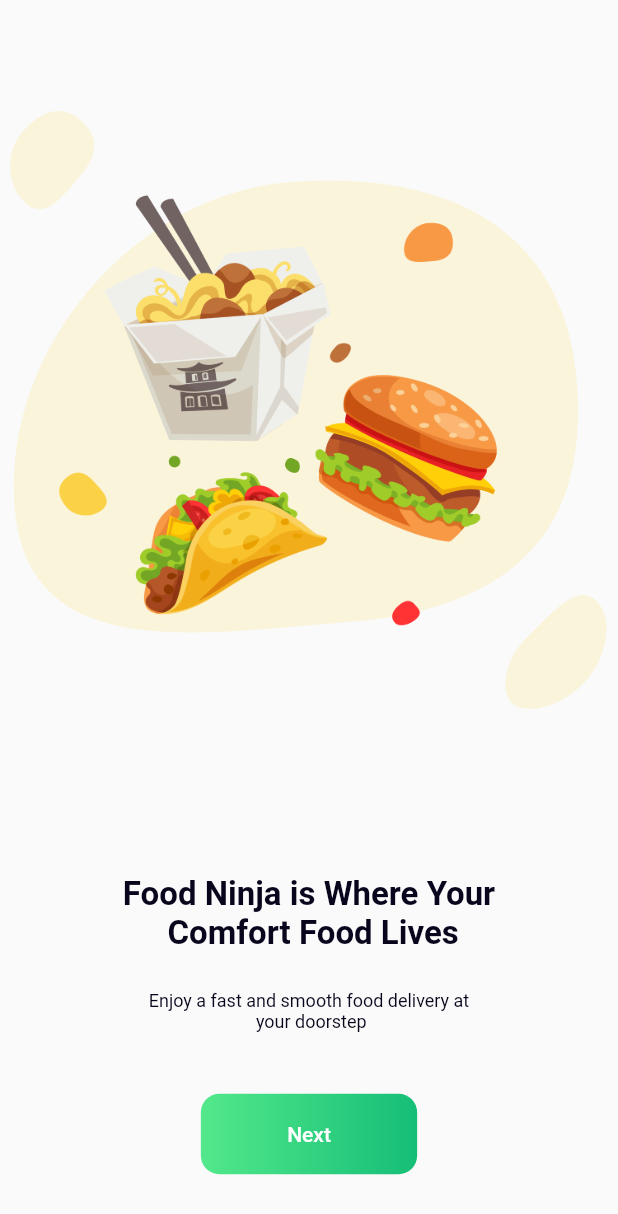
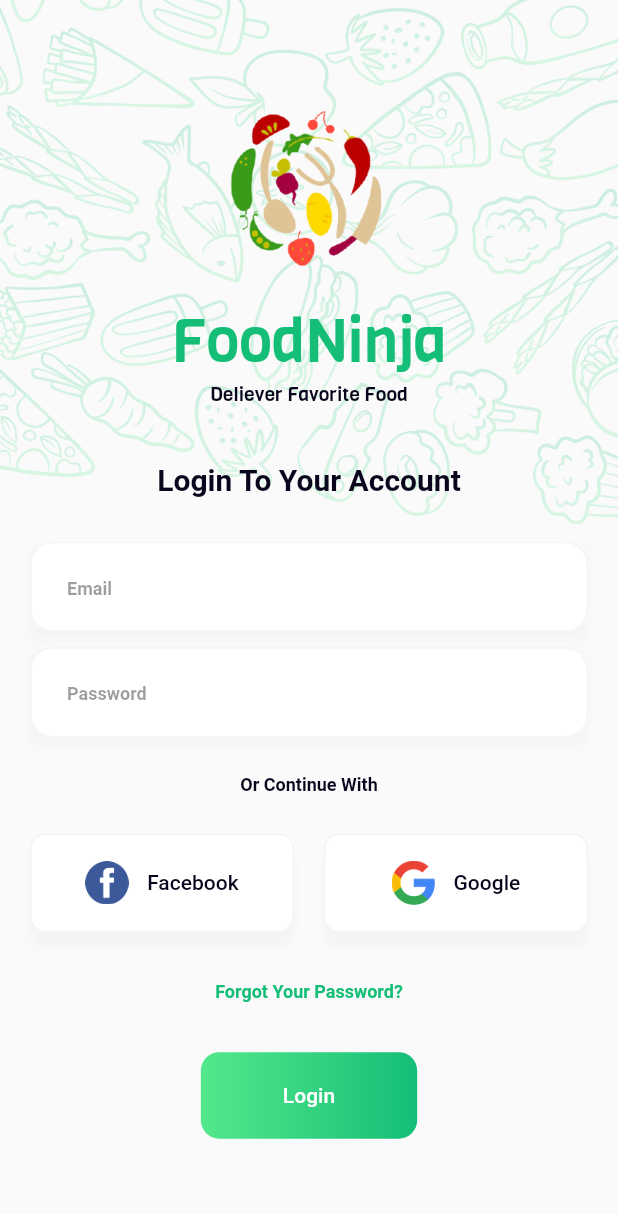
Before and after one commit to VicEmmanuel/food_ninja, a Flutter app: the OnboardingScreen2 screen opened directly, after a tap on "Next", on a phone screen of 412 x 824 dp. Shown: the top 1214 px of the screen. Run offline on Flutter 3.47's test engine with Material 2 defaults, Android fonts, the phone set to English and light mode, and no system bars; our stand-ins replace flutter_phoenix, shared_preferences; accounts and stored records are empty; Roboto replaces fonts that are missing (Benton Sans Book); statements that could not run were skipped.

Commit message:
completed SignIn Screen UI

```diff
--- a/lib/auth/sign_in_screen.dart
+++ b/lib/auth/sign_in_screen.dart
@@ -0,0 +1,276 @@
+import 'package:flutter/material.dart';
+import 'package:food_ninja/constants/app_colors.dart';
+import 'package:food_ninja/constants/assets_string.dart';
+import 'package:food_ninja/utils/styles.dart';
+import 'package:food_ninja/widgets/buttons.dart';
+import 'package:food_ninja/widgets/form_fields.dart';
+
+class SignInScreen extends StatefulWidget {
+  const SignInScreen({super.key});
+
+  @override
+  State<SignInScreen> createState() => _SignInScreenState();
+}
+
+class _SignInScreenState extends State<SignInScreen> {
+  final GlobalKey<FormState> FormKey = GlobalKey<FormState>();
+
+  final emailController = TextEditingController();
+  final phoneController = TextEditingController();
+  final passwordController = TextEditingController();
+  passwordFormField(deviceH, deviceW) {
+    return Container(
+      decoration: BoxDecoration(boxShadow: [
+        BoxShadow(
+          color: AppColors.grey,
+          offset: const Offset(
+            0,
+            5,
+          ),
+          blurRadius: 5.0,
+          spreadRadius: 0,
+        ),
+      ]),
+      child: TextFormField(
+        style: kTextStyle,
+        controller: passwordController,
+        showCursor: true,
+        cursorColor: AppColors.green,
+        validator: (value) {
+          if (value!.isEmpty) {
+            return "";
+          } else {
+            return null;
+          }
+        },
+        decoration: InputDecoration(
+            enabled: true,
+            filled: true,
+            fillColor: Colors.white,
+            contentPadding: EdgeInsets.fromLTRB(deviceW * 0.06, deviceH * 0.025,
+                deviceW * 0.06, deviceH * 0.025),
+            hintText: "Password",
+            hintStyle: kTextStyle.copyWith(
+                fontSize: 12,
+                color: AppColors.greyText.withOpacity(0.5),
+                fontWeight: FontWeight.w600),
+            // suffixIcon: isChecked == false
+            //     ? const Icon(null)
+            //     : const Icon(
+            //         Icons.done,
+            //         color: AppColors.green,
+            //       ),
+            enabledBorder: OutlineInputBorder(
+                borderSide: const BorderSide(
+                  color: AppColors.grey,
+                  width: 1,
+                ),
+                borderRadius: BorderRadius.circular(15)),
+            floatingLabelStyle: kTextStyle.copyWith(
+                color: Colors.white, fontSize: 18, fontWeight: FontWeight.w300),
+            focusedBorder: OutlineInputBorder(
+              borderSide: BorderSide(color: AppColors.grey, width: 1),
+              borderRadius: BorderRadius.circular(10),
+            ),
+            errorBorder: OutlineInputBorder(
+              borderSide: BorderSide(
+                width: 1,
+                color: AppColors.grey,
+              ),
+              borderRadius: BorderRadius.circular(10),
+            ),
+            focusedErrorBorder: OutlineInputBorder(
+              borderSide: BorderSide(
+                width: 1,
+                color: AppColors.grey,
+              ),
+              borderRadius: BorderRadius.circular(50),
+            )),
+      ),
+    );
+  }
+
+  FormField(deviceH, deviceW) {
+    return Form(
+      key: FormKey,
+      child: Column(
+        children: [
+          EmailFormField(controller: emailController),
+          SizedBox(
+            height: 10,
+          ),
+          passwordFormField(deviceH, deviceW),
+        ],
+      ),
+    );
+  }
+
+  socialButtons(deviceH, deviceW,
+      {required String title,
+      required String imagePath,
+      required VoidCallback onTap}) {
+    return GestureDetector(
+      onTap: onTap,
+      child: Container(
+          padding: EdgeInsets.symmetric(horizontal: deviceW * 0.01),
+          height: deviceH * 0.08,
+          width: deviceW / 2.5,
+          decoration: BoxDecoration(
+              borderRadius: BorderRadius.circular(10),
+              color: Colors.white,
+              border: Border.all(
+                color: AppColors.grey,
+                width: 1,
+              ),
+              boxShadow: [
+                BoxShadow(
+                  color: AppColors.grey,
+                  offset: const Offset(
+                    0,
+                    10,
+                  ),
+                  blurRadius: 5.0,
+                  spreadRadius: 0,
+                ),
+              ]),
+          child: Center(
+              child: FittedBox(
+            child: Row(
+                //mainAxisAlignment: MainAxisAlignment.spaceBetween,
+                children: [
+                  Image.asset(
+                    imagePath,
+                    width: deviceH * 0.035,
+                  ),
+                  SizedBox(
+                    width: deviceW * 0.03,
+                  ),
+                  Text(
+                    '$title',
+                    style: kTextStyle.copyWith(
+                        color: AppColors.blackText,
+                        fontSize: 14,
+                        fontWeight: FontWeight.w500),
+                  ),
+                ]),
+          ))),
+    );
+  }
+
+  submitButton(){
+    return AppSmallButtons(title: "Login", onTap: (){});
+  }
+
+  @override
+  Widget build(BuildContext context) {
+    final deviceH = MediaQuery.of(context).size.height;
+    final deviceW = MediaQuery.of(context).size.width;
+    return Scaffold(
+      body: Stack(
+        children: [
+          Image.asset(
+            LightTheme.patternImage,
+          ),
+          Padding(
+            padding: EdgeInsets.only(top: deviceH * 0.064, left: 20, right: 20),
+            child: SingleChildScrollView(
+              child: Column(
+                crossAxisAlignment: CrossAxisAlignment.center,
+                children: [
+                  Center(
+                    child: Image.asset(
+                      LightTheme.logoIcon,
+                      width: deviceH*0.2,
+                    ),
+                  ),
+                  SizedBox(
+                    height: deviceH*0.02,
+                  ),
+                  const Text(
+                    'FoodNinja',
+                    style: TextStyle(
+                        color: AppColors.green,
+                        fontSize: 40,
+                        fontFamily: 'Viga Regular',
+                        fontWeight: FontWeight.w400),
+                  ),
+                  const Text(
+                    'Deliever Favorite Food',
+                    style: TextStyle(
+                        color: AppColors.blackText,
+                        fontSize: 13,
+                        fontFamily: 'Viga Regular',
+                        fontWeight: FontWeight.w400),
+                  ),
+                  SizedBox(
+                    height:  deviceH*0.045,
+                  ),
+                  Text(
+                    'Login To Your Account',
+                    style: kTextStyle.copyWith(
+                        color: AppColors.blackText,
+                        fontSize: 20,
+                        fontWeight: FontWeight.w600),
+                  ),
+                  SizedBox(
+                    height: 30,
+                  ),
+                  FormField(deviceH, deviceW),
+                  SizedBox(
+                    height: 25,
+                  ),
+                  Text(
+                    'Or Continue With',
+                    style: kTextStyle.copyWith(
+                        color: AppColors.blackText,
+                        fontSize: 12,
+                        fontWeight: FontWeight.w600),
+                  ),
+                  SizedBox(
+                    height: 25,
+                  ),
+                  Row(
+                    // mainAxisAlignment: MainAxisAlignment.spaceBetween,
+                    children: [
+                      Expanded(
+                        child: socialButtons(deviceH, deviceW,
+                            title: 'Facebook',
+                            imagePath: LightTheme.facebookIcon,
+                            onTap: () {}),
+                      ),
+                      SizedBox(
+                        width: 20,
+                      ),
+                      Expanded(
+                          child: socialButtons(deviceH, deviceW,
+                              title: 'Google',
+                              imagePath: LightTheme.googleIcon,
+                              onTap: () {})),
+                    ],
+                  ),
+                  SizedBox(
+                    height: deviceH * 0.04,
+                  ),
+                  Text(
+                    'Forgot Your Password?',
+                    style: kTextStyle.copyWith(
+                        color: AppColors.green,
+                        fontSize: 12,
+                        fontWeight: FontWeight.w600),
+                  ),
+                  SizedBox(
+                    height: deviceH * 0.04
+                  ),
+                  submitButton(),
+                  // SizedBox(
+                  //   height: deviceH * 0.01,
+                  // ),
+                ],
+              ),
+            ),
+          )
+        ],
+      ),
+    );
+  }
+}
--- a/lib/constants/app_colors.dart
+++ b/lib/constants/app_colors.dart
@@ -9,6 +9,7 @@ class AppColors {
   static const Color blackTheme = Color(0xFF0D0D0D);
   static const Color blackText  = Color(0xFF09051C);
   static const Color grey = Color(0xFFF4F4F4);
+  static const Color greyText = Color(0xFF3B3B3B);
   static const Color whiteCustom = Color(0xFFFEFEFF);
   static const Color greenDark = Color(0xFF068246);
 
--- a/lib/constants/assets_string.dart
+++ b/lib/constants/assets_string.dart
@@ -8,6 +8,12 @@ class LightTheme {
   static String patternImage = "assets/images/patternImage.png";
   static String patternImage2 = "assets/images/patternImage2.png";
   static String successIcon = "assets/images/successIcon.png";
+  static String facebookIcon = "assets/images/facebookIcon.png";
+  static String googleIcon = "assets/images/googleIcon.png";
+  static String lockIcon = "assets/images/lockIcon.png";
+  static String messageIcon = "assets/images/messageIcon.png";
+  static String profileIcon = "assets/images/profileIcon.png";
+  static String showIcon = "assets/images/showIcon.png";
 }
 
 class DarkTheme {}
--- a/lib/constants/strings.dart
+++ b/lib/constants/strings.dart
@@ -0,0 +1 @@
+const String appName = "FoodNinja";
--- a/lib/onboarding/onboarding_screen_2.dart
+++ b/lib/onboarding/onboarding_screen_2.dart
@@ -1,6 +1,8 @@
 import 'package:flutter/material.dart';
+import 'package:food_ninja/auth/sign_in_screen.dart';
 import 'package:food_ninja/constants/app_colors.dart';
 import 'package:food_ninja/constants/assets_string.dart';
+import 'package:food_ninja/utils/navigators.dart';
 import 'package:food_ninja/utils/styles.dart';
 import 'package:food_ninja/widgets/buttons.dart';
 
@@ -50,7 +52,9 @@ class _OnboardingScreen2State extends State<OnboardingScreen2> {
                 SizedBox(
                   height: deviceH*0.05,
                 ),
-                AppSmallButtons(title: 'Next', onTap: () {})
+                AppSmallButtons(title: 'Next', onTap: () {
+                  navigatePush(context, SignInScreen());
+                })
               ],
             ),
           )
--- a/lib/widgets/buttons.dart
+++ b/lib/widgets/buttons.dart
@@ -14,7 +14,7 @@ class AppSmallButtons extends StatelessWidget {
     return GestureDetector(
       onTap: onTap,
       child: Container(
-        height: deviceH*0.065,
+        height: deviceH*0.07,
         width: deviceW*0.35,
         decoration: BoxDecoration(
             // color: Colors.red,
--- /dev/null
+++ b/lib/widgets/form_fields.dart
@@ -0,0 +1,132 @@
+import 'package:flutter/material.dart';
+import 'package:food_ninja/constants/app_colors.dart';
+import 'package:food_ninja/utils/styles.dart';
+
+class EmailFormField extends StatefulWidget {
+  // final String hintText;
+  final TextEditingController controller;
+
+  const EmailFormField({
+    Key? key,
+    // required this.hintText,
+    required this.controller,
+  }) : super(key: key);
+
+  @override
+  State<EmailFormField> createState() => _EmailFormFieldState();
+}
+
+class _EmailFormFieldState extends State<EmailFormField> {
+  final bool enabled = true;
+  bool isEmailCorrect = true;
+  bool isChecked = false;
+
+  var regExp = RegExp(r'^(?:[+0][1-9])?[0-9]{10,12}$');
+  bool regEmailValue(String val) {
+    var regExp1 = RegExp(
+        r"^((([a-z]|\d|[!#\$%&'\*\+\-\/=\?\^_`{\|}~]|[\u00A0-\uD7FF\uF900-\uFDCF\uFDF0-\uFFEF])+(\.([a-z]|\d|[!#\$%&'\*\+\-\/=\?\^_`{\|}~]|[\u00A0-\uD7FF\uF900-\uFDCF\uFDF0-\uFFEF])+)*)|((\x22)((((\x20|\x09)*(\x0d\x0a))?(\x20|\x09)+)?(([\x01-\x08\x0b\x0c\x0e-\x1f\x7f]|\x21|[\x23-\x5b]|[\x5d-\x7e]|[\u00A0-\uD7FF\uF900-\uFDCF\uFDF0-\uFFEF])|(\\([\x01-\x09\x0b\x0c\x0d-\x7f]|[\u00A0-\uD7FF\uF900-\uFDCF\uFDF0-\uFFEF]))))*(((\x20|\x09)*(\x0d\x0a))?(\x20|\x09)+)?(\x22)))@((([a-z]|\d|[\u00A0-\uD7FF\uF900-\uFDCF\uFDF0-\uFFEF])|(([a-z]|\d|[\u00A0-\uD7FF\uF900-\uFDCF\uFDF0-\uFFEF])([a-z]|\d|-|\.|_|~|[\u00A0-\uD7FF\uF900-\uFDCF\uFDF0-\uFFEF])*([a-z]|\d|[\u00A0-\uD7FF\uF900-\uFDCF\uFDF0-\uFFEF])))\.)+(([a-z]|[\u00A0-\uD7FF\uF900-\uFDCF\uFDF0-\uFFEF])|(([a-z]|[\u00A0-\uD7FF\uF900-\uFDCF\uFDF0-\uFFEF])([a-z]|\d|-|\.|_|~|[\u00A0-\uD7FF\uF900-\uFDCF\uFDF0-\uFFEF])*([a-z]|[\u00A0-\uD7FF\uF900-\uFDCF\uFDF0-\uFFEF])))$");
+    if (regExp1.hasMatch(val)) {
+      setState(() {
+        isChecked = true;
+      });
+      return true;
+    } else {
+      setState(() {
+        isChecked = false;
+      });
+      return false;
+    }
+  }
+
+  @override
+  Widget build(BuildContext context) {
+    final deviceH = MediaQuery.of(context).size.height;
+    final deviceW = MediaQuery.of(context).size.width;
+    return Container(
+      decoration: BoxDecoration(boxShadow: [
+        BoxShadow(
+          color: AppColors.grey,
+          offset: const Offset(
+            0,
+            5,
+          ),
+          blurRadius: 5.0,
+          spreadRadius: 0,
+        ), //BoxSha
+      ]),
+     //margin: const EdgeInsets.all(10.0),
+      child: TextFormField(
+        style: kTextStyle,
+        controller: widget.controller,
+        onChanged: (val) {
+          setState(() {
+            isEmailCorrect = regEmailValue(val);
+          });
+        },
+        //style: kTextStyle.copyWith(color: Colors.black),
+        showCursor: true,
+        cursorColor: AppColors.green,
+        validator: (value) {
+          if (
+              //value!.isEmpty
+              !isEmailCorrect) {
+            return "";
+          } else {
+            return null;
+          }
+        },
+        decoration: InputDecoration(
+            enabled: enabled,
+            filled: true,
+            fillColor: Colors.white,
+            contentPadding: EdgeInsets.fromLTRB(deviceW * 0.06, deviceH * 0.025,
+                deviceW * 0.06, deviceH * 0.025),
+            hintText: "Email",
+            hintStyle: kTextStyle.copyWith(
+                fontSize: 12,
+                color: AppColors.greyText.withOpacity(0.5),
+                fontWeight: FontWeight.w600),
+            suffixIcon: isChecked == false
+                ? const Icon(null)
+                : const Icon(
+                    Icons.done,
+                    color: AppColors.green,
+                  ),
+            enabledBorder: OutlineInputBorder(
+                borderSide: const BorderSide(
+                  color: AppColors.grey,
+                  width: 1,
+                ),
+                borderRadius: BorderRadius.circular(15)),
+            floatingLabelStyle: kTextStyle.copyWith(
+                color: Colors.white, fontSize: 18, fontWeight: FontWeight.w300),
+            focusedBorder: OutlineInputBorder(
+              borderSide: BorderSide(
+                  color: isEmailCorrect == false
+                      ? AppColors.red
+                      : AppColors.grey,
+                  width: 1),
+              borderRadius: BorderRadius.circular(10),
+            ),
+            errorBorder: OutlineInputBorder(
+              borderSide: BorderSide(
+                width: 1,
+                color: isEmailCorrect == false
+                    ? AppColors.red
+                    : AppColors.grey,
+              ),
+              borderRadius: BorderRadius.circular(10),
+            ),
+            focusedErrorBorder: OutlineInputBorder(
+              borderSide: BorderSide(
+                width: 1,
+                color: isEmailCorrect == false
+                    ? AppColors.red
+                    : AppColors.grey,
+              ),
+              borderRadius: BorderRadius.circular(50),
+            )),
+      ),
+    );
+  }
+}
```
Also changed, not shown: assets/images/facebookIcon.png (added), assets/images/googleIcon.png (added), assets/images/lockIcon.png (added), assets/images/messageIcon.png (added), assets/images/profileIcon.png (added), assets/images/showIcon.png (added).
